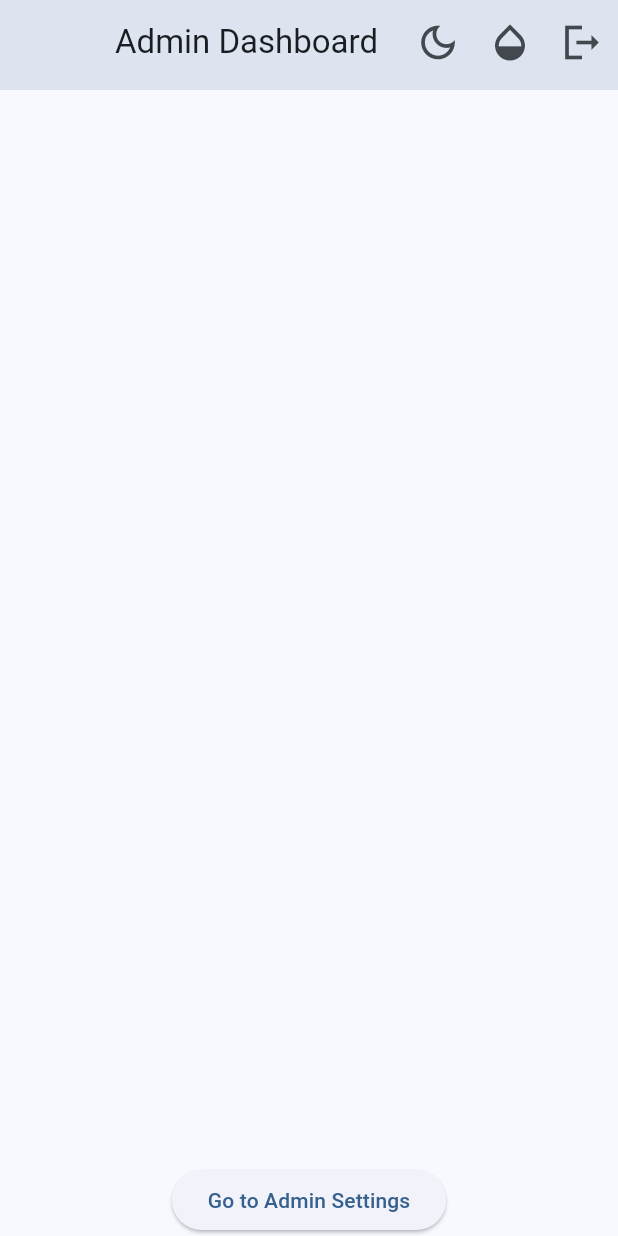
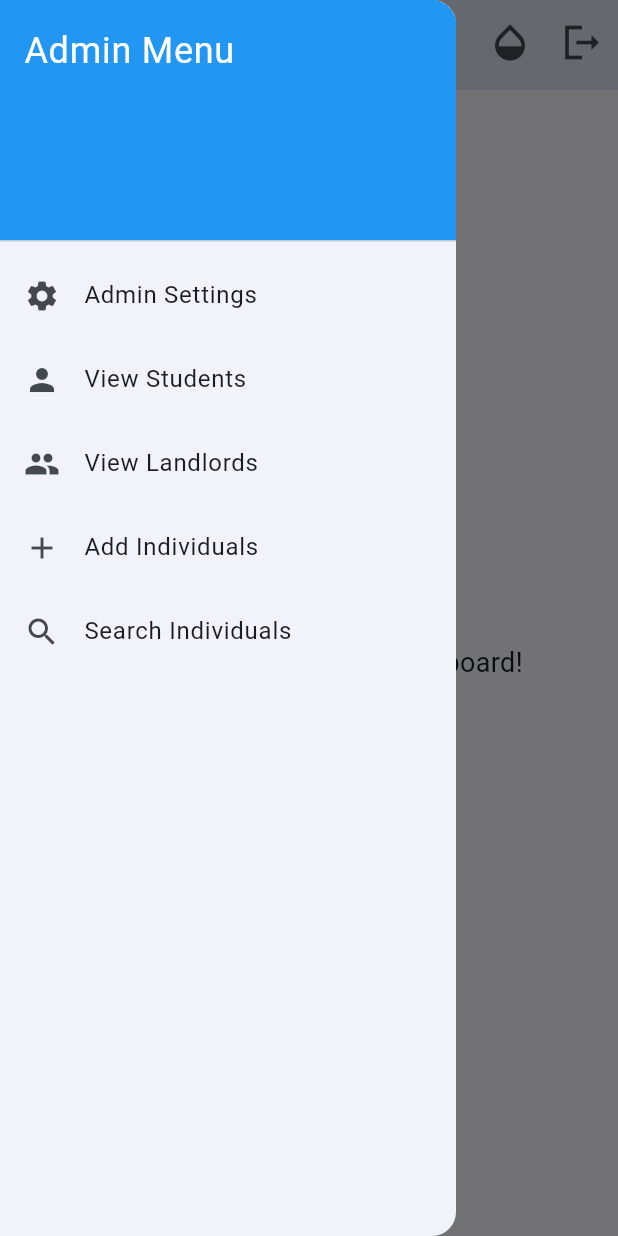
Before and after one commit to Maxwell-016/Residential-Tracker-and-booking, a Flutter app: the AdminDashboardScreen screen opened by its route, with the side drawer open (before the commit the screen has no drawer), on a phone screen of 412 x 824 dp. Run offline on Flutter 3.47's test engine with Material 3 defaults, Android fonts, the phone set to English and light mode, and no system bars; our stand-ins replace awesome_notifications, cached_network_image, cloud_firestore, dio, email_validator, file_picker and 15 more; missing offline and left inert: flutter_map_cancellable_tile_provider; accounts and stored records are empty.

Commit message:
Added some features

```diff
--- a/flutter_frontend/lib/View/Screens/Admin/admin_dash.dart
+++ b/flutter_frontend/lib/View/Screens/Admin/admin_dash.dart
@@ -1,24 +1,25 @@
 import 'package:flutter/material.dart';
 import 'package:flutter_frontend/services/firebase_services.dart';
 import 'package:flutter_frontend/View/Screens/Admin/admin_settings.dart';
+import 'package:flutter_frontend/View/Screens/Admin/view_students_page.dart';
+import 'package:flutter_frontend/View/Screens/Admin/view_landlords_page.dart';
+import 'package:flutter_frontend/View/Screens/Admin/add_individuals_page.dart';
+import 'package:flutter_frontend/View/Screens/Admin/search_individuals_page.dart';
 
 import '../../../constants.dart';
 import '../../Components/SimpleAppBar.dart';
 
 class AdminDashboardScreen extends StatefulWidget {
   const AdminDashboardScreen({
-
     super.key,
     required this.changeTheme,
     required this.changeColor,
     required this.colorSelected,
   });
 
-
   final ColorSelection colorSelected;
   final void Function(bool useLightMode) changeTheme;
   final void Function(int value) changeColor;
-
 
   @override
   State<AdminDashboardScreen> createState() => _AdminDashboardScreenState();
@@ -55,53 +56,39 @@ class _AdminDashboardScreenState extends State<AdminDashboardScreen> {
   @override
   Widget build(BuildContext context) {
     return Scaffold(
-
-
-      appBar:PreferredSize(
-        preferredSize: Size.fromHeight(60),
-        child:App_Bar(
+      appBar: PreferredSize(
+        preferredSize: const Size.fromHeight(60),
+        child: App_Bar(
           changeTheme: widget.changeTheme,
           changeColor: widget.changeColor,
           colorSelected: widget.colorSelected,
-            title:"Admin Dashboard"),
-      ),
-
-
-
-      body: isLoading
-          ? const Center(child: CircularProgressIndicator())
-          : Column(
-              children: [
-                Expanded(
-                  child: ListView.builder(
-                    itemCount: residences.length,
-                    itemBuilder: (context, index) {
-                      final residence = residences[index];
-                      return Card(
-                        margin: const EdgeInsets.all(8.0),
-                        child: ListTile(
-                          title: Text(residence['houseName'] ?? 'Unknown'),
-                          subtitle: Column(
-                            crossAxisAlignment: CrossAxisAlignment.start,
-                            children: [
-                              Text('Location: ${residence['houseLocation'] ?? 'N/A'}'),
-                              Text('Landlord: ${residence['landlordName'] ?? 'N/A'}'),
-                              Text('Student: ${residence['name'] ?? 'N/A'}'),
-                              Text('Student Contact: ${residence['stdContact'] ?? 'N/A'}'),
-                            ],
+          title: "Admin Dashboard",
         ),
       ),
-                      );
-                    },
+      drawer: Drawer(
+        child: ListView(
+          padding: EdgeInsets.zero,
+          children: [
+            DrawerHeader(
+              decoration: const BoxDecoration(
+                color: Colors.blue,
+              ),
+              child: const Text(
+                'Admin Menu',
+                style: TextStyle(
+                  color: Colors.white,
+                  fontSize: 24,
                 ),
               ),
-                ElevatedButton(
-                  onPressed: () {
+            ),
+            ListTile(
+              leading: const Icon(Icons.settings),
+              title: const Text('Admin Settings'),
+              onTap: () {
                 Navigator.push(
                   context,
                   MaterialPageRoute(
-                        builder: (context) =>  AdminSettingsPage(
-
+                    builder: (context) => AdminSettingsPage(
                       changeTheme: widget.changeTheme,
                       changeColor: widget.changeColor,
                       colorSelected: widget.colorSelected,
@@ -109,9 +96,65 @@ class _AdminDashboardScreenState extends State<AdminDashboardScreen> {
                   ),
                 );
               },
-                  child: const Text('Go to Admin Settings'),
+            ),
+            ListTile(
+              leading: const Icon(Icons.person),
+              title: const Text('View Students'),
+              onTap: () {
+                Navigator.push(
+                  context,
+                  MaterialPageRoute(
+                    builder: (context) => const ViewStudentsPage(),
+                  ),
+                );
+              },
+            ),
+            ListTile(
+              leading: const Icon(Icons.people),
+              title: const Text('View Landlords'),
+              onTap: () {
+                Navigator.push(
+                  context,
+                  MaterialPageRoute(
+                    builder: (context) => const ViewLandlordsPage(),
+                  ),
+                );
+              },
+            ),
+            ListTile(
+              leading: const Icon(Icons.add),
+              title: const Text('Add Individuals'),
+              onTap: () {
+                Navigator.push(
+                  context,
+                  MaterialPageRoute(
+                    builder: (context) => const AddIndividualsPage(),
+                  ),
+                );
+              },
+            ),
+            ListTile(
+              leading: const Icon(Icons.search),
+              title: const Text('Search Individuals'),
+              onTap: () {
+                Navigator.push(
+                  context,
+                  MaterialPageRoute(
+                    builder: (context) => const SearchIndividualsPage(),
+                  ),
+                );
+              },
             ),
           ],
+        ),
+      ),
+      body: isLoading
+          ? const Center(child: CircularProgressIndicator())
+          : const Center(
+              child: Text(
+                'Welcome to the Admin Dashboard!',
+                style: TextStyle(fontSize: 18),
+              ),
             ),
     );
   }
```
Lines whose indentation alone changed are shown as unchanged.
